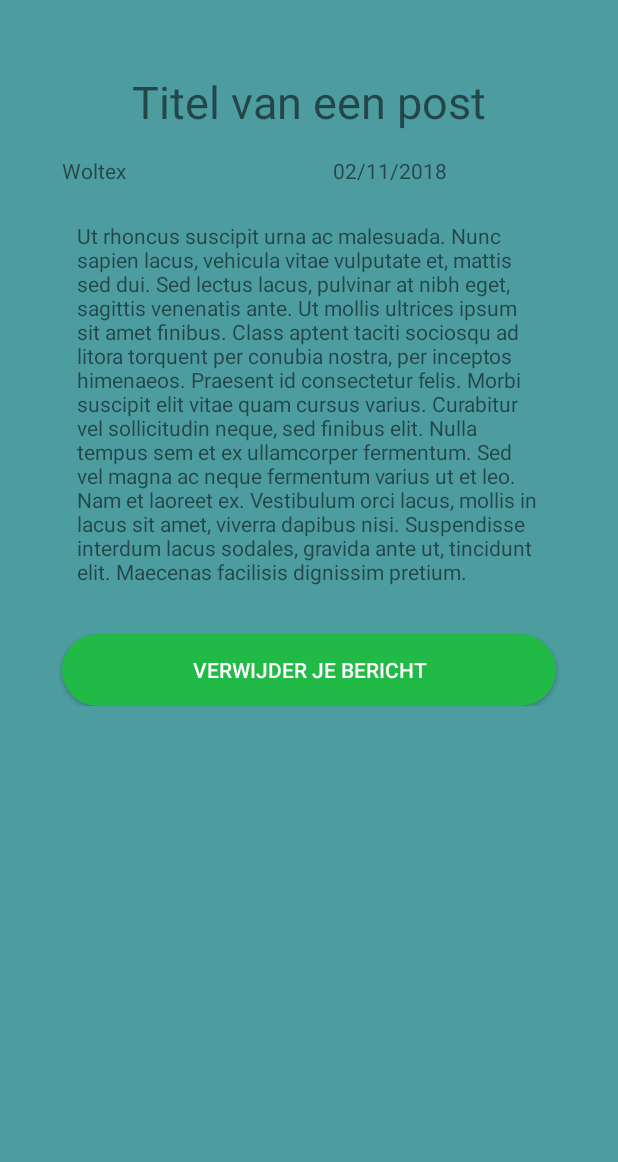
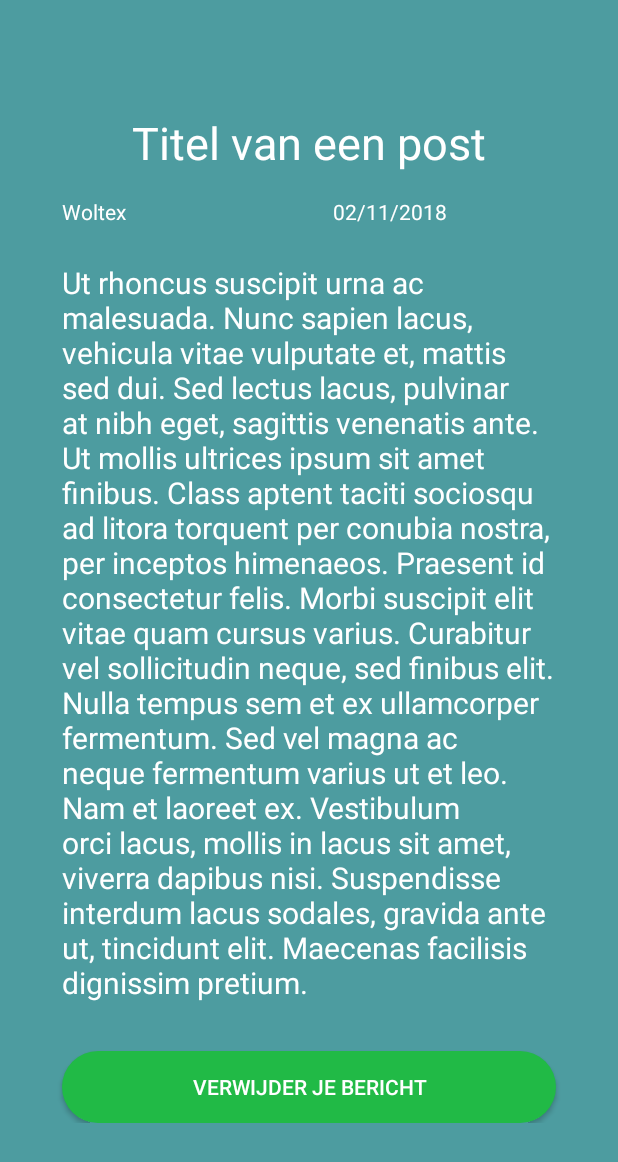
Before and after one commit to brentschets/TheHubAndroid, an Android app: the layout fragment_detail_post.xml on its own in the app's theme, with its tools: preview values and no code run, on a phone screen of 412 x 824 dp. Shown: the top 1162 px of the screen. Run offline under Robolectric (Android 15) with nearby library versions, the phone set to English and light mode, and no system bars.

Commit message:
changed some text colors

```diff
--- a/app/src/main/res/layout/fragment_account.xml
+++ b/app/src/main/res/layout/fragment_account.xml
@@ -36,6 +36,7 @@
             android:layout_marginBottom="8dp"
             android:text="@string/account_greeting"
             android:textSize="24sp"
+            android:textColor="#fff"
             app:layout_constraintBottom_toTopOf="@+id/textView2"
             app:layout_constraintEnd_toEndOf="parent"
             app:layout_constraintStart_toStartOf="parent" />
@@ -47,6 +48,7 @@
             android:layout_marginBottom="8dp"
             android:text="@{accountViewModel.username}"
             android:textSize="24sp"
+            android:textColor="#fff"
             app:layout_constraintBottom_toTopOf="@+id/guideline5"
             app:layout_constraintEnd_toEndOf="parent"
             app:layout_constraintHorizontal_bias="0.501"
--- a/app/src/main/res/layout/fragment_detail_post.xml
+++ b/app/src/main/res/layout/fragment_detail_post.xml
@@ -31,6 +31,7 @@
                 android:layout_height="wrap_content"
                 android:text="@{postViewModel.getSelectedPost().title}"
                 android:textSize="30sp"
+                android:textColor="#fff"
                 app:layout_constraintEnd_toStartOf="@+id/guideline17"
                 app:layout_constraintStart_toStartOf="@+id/guideline16"
                 app:layout_constraintTop_toTopOf="@+id/guideline18"
@@ -41,6 +42,7 @@
                 android:layout_width="wrap_content"
                 android:layout_height="wrap_content"
                 android:layout_marginTop="16dp"
+                android:textColor="#fff"
                 android:text="@{`Geplaatst door `+ postViewModel.getSelectedPost().owner}"
                 app:layout_constraintStart_toStartOf="@+id/guideline16"
                 app:layout_constraintTop_toBottomOf="@+id/txt_detail_text"
@@ -81,6 +83,7 @@
                 android:layout_marginStart="16dp"
                 android:layout_marginLeft="16dp"
                 android:layout_marginTop="16dp"
+                android:textColor="#fff"
                 android:text="@{postViewModel.getSelectedPost().date}"
                 app:layout_constraintStart_toStartOf="@+id/guideline19"
                 app:layout_constraintTop_toBottomOf="@+id/txt_detail_text"
@@ -88,10 +91,12 @@
 
             <TextView
                 android:id="@+id/txt_detail_content"
-                android:layout_width="309dp"
+                android:layout_width="0dp"
                 android:layout_height="wrap_content"
                 android:layout_marginTop="24dp"
                 android:text="@{postViewModel.getSelectedPost().message}"
+                android:textColor="#fff"
+                android:textSize="20sp"
                 app:layout_constraintEnd_toStartOf="@+id/guideline17"
                 app:layout_constraintHorizontal_bias="0.493"
                 app:layout_constraintStart_toStartOf="@+id/guideline16"
```
